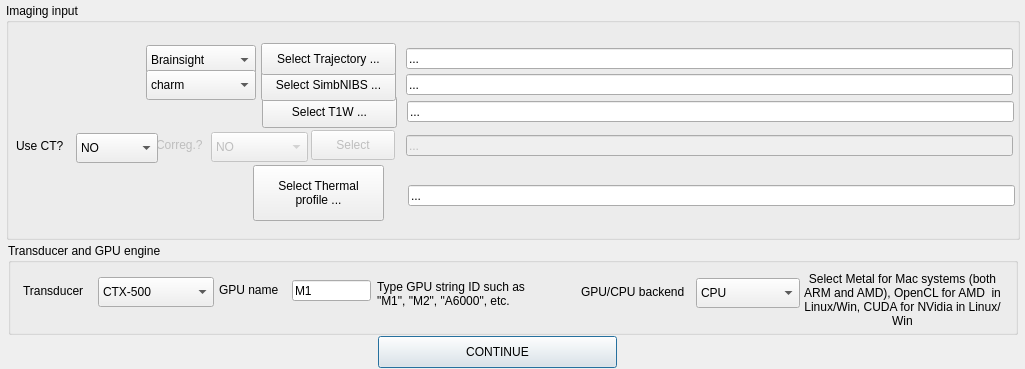
Above: BabelBrain/SelFiles/form.ui from ProteusMRIgHIFU/BabelBrain before the change. Below: the same form after it.
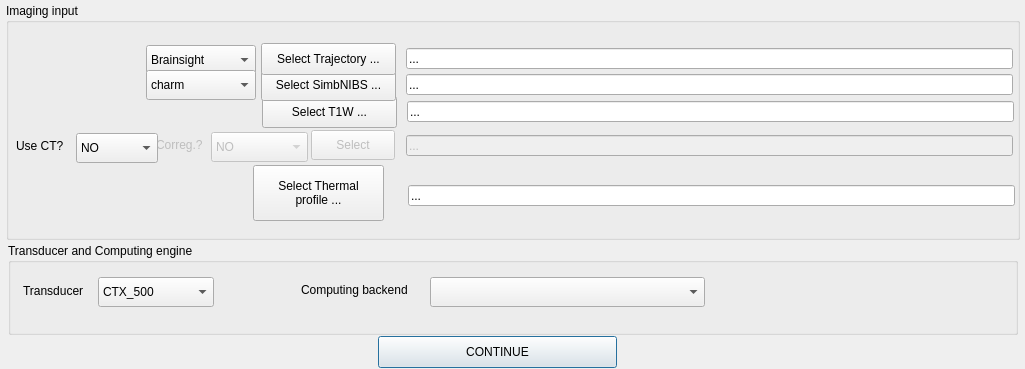
That is the form after the change.

Commit message:
transducer selection and GPU backend now configurable from input dialog
also, reorganize a little better configurable variables under dictionary

What changed in the file:
```diff
--- a/BabelBrain/SelFiles/form.ui
+++ b/BabelBrain/SelFiles/form.ui
@@ -389,7 +389,7 @@
     <string notr="true"/>
    </property>
    <property name="title">
-    <string>Transducer and GPU engine</string>
+    <string>Transducer and Computing engine</string>
    </property>
    <widget class="QComboBox" name="TrajectoryTypecomboBox_2">
     <property name="geometry">
@@ -405,7 +405,7 @@
     </property>
     <item>
      <property name="text">
-      <string>CTX-500</string>
+      <string>CTX_500</string>
      </property>
     </item>
     <item>
@@ -430,114 +430,27 @@
    <widget class="QLabel" name="label_3">
     <property name="geometry">
      <rect>
-      <x>211</x>
-      <y>39</y>
-      <width>71</width>
-      <height>16</height>
-     </rect>
-    </property>
-    <property name="text">
-     <string>GPU name</string>
-    </property>
-   </widget>
-   <widget class="QLineEdit" name="ThermalProfilelineEdit_2">
-    <property name="geometry">
-     <rect>
-      <x>284</x>
+      <x>293</x>
       <y>37</y>
-      <width>79</width>
-      <height>21</height>
+      <width>151</width>
+      <height>20</height>
      </rect>
     </property>
-    <property name="styleSheet">
-     <string notr="true"/>
-    </property>
     <property name="text">
-     <string>M1</string>
+     <string>Computing backend</string>
     </property>
    </widget>
-   <widget class="QLabel" name="label_4">
+   <widget class="QComboBox" name="ComputingEnginecomboBox">
     <property name="geometry">
      <rect>
-      <x>369</x>
-      <y>28</y>
-      <width>172</width>
-      <height>45</height>
-     </rect>
-    </property>
-    <property name="text">
-     <string>Type GPU string ID such as &quot;M1&quot;, &quot;M2&quot;, &quot;A6000&quot;, etc. </string>
-    </property>
-    <property name="wordWrap">
-     <bool>true</bool>
-    </property>
-   </widget>
-   <widget class="QComboBox" name="TrajectoryTypecomboBox_3">
-    <property name="geometry">
-     <rect>
-      <x>688</x>
-      <y>35</y>
-      <width>104</width>
+      <x>422</x>
+      <y>34</y>
+      <width>275</width>
       <height>30</height>
      </rect>
     </property>
     <property name="styleSheet">
      <string notr="true"/>
-    </property>
-    <property name="currentText">
-     <string>Metal</string>
-    </property>
-    <item>
-     <property name="text">
-      <string>CPU</string>
-     </property>
-    </item>
-    <item>
-     <property name="text">
-      <string>CUDA</string>
-     </property>
-    </item>
-    <item>
-     <property name="text">
-      <string>OpenCL</string>
-     </property>
-    </item>
-    <item>
-     <property name="text">
-      <string>Metal</string>
-     </property>
-    </item>
-   </widget>
-   <widget class="QLabel" name="label_5">
-    <property name="geometry">
-     <rect>
-      <x>573</x>
-      <y>41</y>
-      <width>116</width>
-      <height>16</height>
-     </rect>
-    </property>
-    <property name="text">
-     <string>GPU/CPU backend</string>
-    </property>
-   </widget>
-   <widget class="QLabel" name="label_6">
-    <property name="geometry">
-     <rect>
-      <x>791</x>
-      <y>27</y>
-      <width>207</width>
-      <height>59</height>
-     </rect>
-    </property>
-    <property name="text">
-     <string>Select Metal for Mac systems (both ARM and AMD), OpenCL for AMD  in Linux/Win, CUDA for NVidia in Linux/Win</string>
-    </property>
-    <property name="alignment">
-     <set>Qt::AlignCenter</set>
-    </property>
-    <property name="wordWrap">
-     <bool>true</bool>
     </property>
    </widget>
   </widget>
```
Left out of the diff: 2 changed lines with no effect on the pictures. The commit also changes 6 other files.
